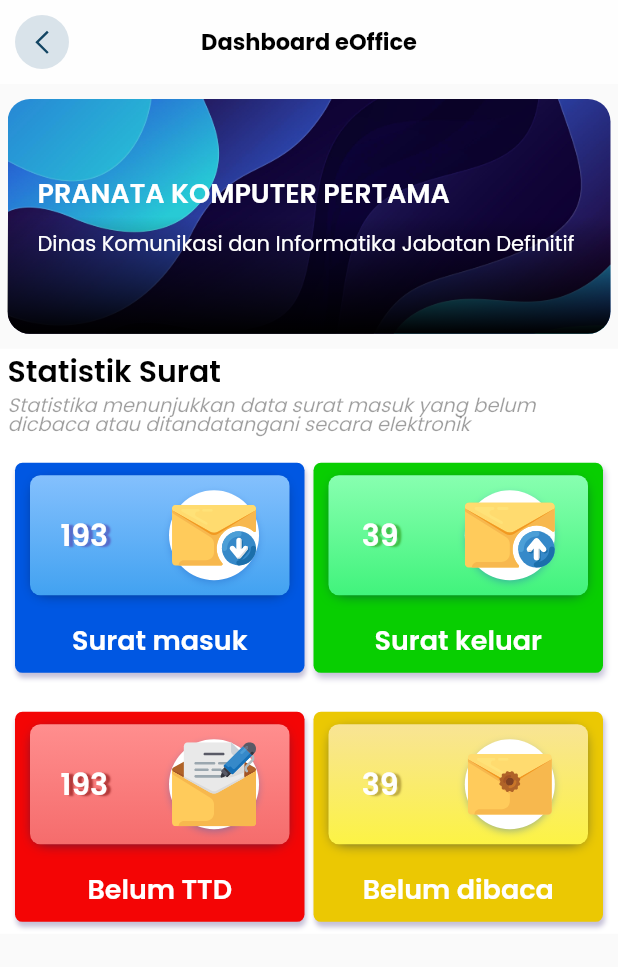
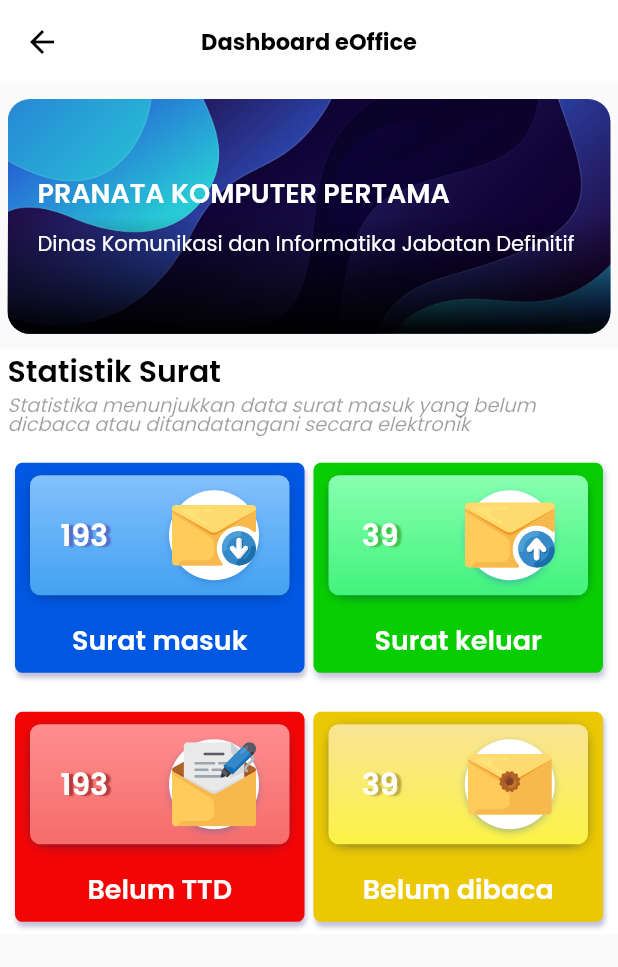
Before and after one commit to ZAZW27/eOffice, a Flutter app: the screen it shows after launch, on a phone screen of 412 x 824 dp. Shown: the top 967 px of the screen. Run offline on Flutter 3.47's test engine with Material 2 defaults, Android fonts, the light colour scheme and no system bars; our stand-ins replace flutter_svg.

Commit message:
optimize the code to bremove the redundancy

```diff
--- a/lib/main.dart
+++ b/lib/main.dart
@@ -14,7 +14,7 @@ class MyApp extends StatelessWidget {
     return MaterialApp(
       debugShowCheckedModeBanner: false,
       theme: ThemeData(fontFamily: 'Poppins'),
-      home: HomePage(),
+      home: Dashboard(),
     );
   }
 }
--- a/lib/pages/dashboard.dart
+++ b/lib/pages/dashboard.dart
@@ -1,16 +1,17 @@
 import 'dart:ui';
 
+import 'package:eoffice/pages/data_surat.dart';
 import 'package:flutter/material.dart';
 import 'package:flutter_svg/flutter_svg.dart';
 
-class HomePage extends StatefulWidget {
-  const HomePage({super.key});
+class Dashboard extends StatefulWidget {
+  const Dashboard({super.key});
 
   @override
-  State<HomePage> createState() => _HomePageState();
+  State<Dashboard> createState() => _DashboardState();
 }
 
-class _HomePageState extends State<HomePage> {
+class _DashboardState extends State<Dashboard> {
   @override
   Widget build(BuildContext context) {
     final contentWidth = MediaQuery.of(context).size.height * 1.5;
@@ -86,7 +87,9 @@ class _HomePageState extends State<HomePage> {
                             flex: 1,
                             child: InkWell(
                               // On tap function
-                              onTap: (){},
+                              onTap: () {
+                                Navigator.of(context).push(MaterialPageRoute(builder: (context) => const DataSuratPage()));
+                              },
                               child: Container(
                                 height: 140,
                                 margin: const EdgeInsets.only(left: 10, right: 3, ),
@@ -111,9 +114,7 @@ class _HomePageState extends State<HomePage> {
                                       padding: const EdgeInsets.only(left: 10, right: 10),
                                       child: Container(
                                         height: 80,
-
                                         decoration: BoxDecoration(
-
                                           gradient: const LinearGradient(
                                             colors: [Color.fromARGB(255, 132, 192, 253), Color.fromARGB(255, 66, 162, 241)], // Define your gradient colors
                                             begin: Alignment.topCenter, // Adjust the starting point
@@ -132,8 +133,7 @@ class _HomePageState extends State<HomePage> {
                                         child: Row(
                                           mainAxisAlignment: MainAxisAlignment.spaceAround,
                                           children: [
-                                            Container(
-                                              child: Text('193',
+                                            const Text('193',
                                               style: TextStyle(
                                                 color: Color.fromARGB(255, 255, 255, 255),
                                                 fontWeight: FontWeight.w600,
@@ -145,7 +145,6 @@ class _HomePageState extends State<HomePage> {
                                                     blurRadius: 1, // Shadow blur radius
                                                   ),
                                                 ],
-                                                ),
                                               ),
                                             ),
                                             Container(
@@ -196,13 +195,13 @@ class _HomePageState extends State<HomePage> {
                               onTap: () {
                               },
                               child: AnimatedContainer(
-                                duration: Duration(milliseconds: 100),
+                                duration: const Duration(milliseconds: 100),
                                 child: Container(
                                   height: 140,
                                   margin: const EdgeInsets.only(left: 3, right: 10 ),
                                   decoration: BoxDecoration(
                                     color: const Color.fromARGB(255, 8, 206, 1),
-                                    boxShadow: [
+                                    boxShadow: const [
                                       BoxShadow(
                                         color: Color.fromARGB(80, 71, 56, 129), // Shadow color
                                         offset: Offset(1, 3), // Offset of the shadow
@@ -229,7 +228,7 @@ class _HomePageState extends State<HomePage> {
                                             ),
 
                                             borderRadius: BorderRadius.circular(7),
-                                            boxShadow: [
+                                            boxShadow: const [
                                               BoxShadow(
                                                 color: Color.fromARGB(195, 8, 38, 86), // Shadow color
                                                 offset: Offset(0, 2), // Offset of the shadow
@@ -241,8 +240,7 @@ class _HomePageState extends State<HomePage> {
                                           child: Row(
                                             mainAxisAlignment: MainAxisAlignment.spaceAround,
                                             children: [
-                                              Container(
-                                                child: Text('39',
+                                              const Text('39',
                                                 style: TextStyle(
                                                   color: Color.fromARGB(255, 255, 255, 255),
                                                   fontWeight: FontWeight.w600,
@@ -254,7 +252,6 @@ class _HomePageState extends State<HomePage> {
                                                       blurRadius: 1, // Shadow blur radius
                                                     ),
                                                   ],
-                                                  ),
                                                 ),
                                               ),
                                               Container(
@@ -273,7 +270,7 @@ class _HomePageState extends State<HomePage> {
                                                   ],
                                                 ),
                                                 child: Padding(
-                                                  padding: EdgeInsets.all(0),
+                                                  padding: const EdgeInsets.all(0),
                                                   child: SvgPicture.asset(
                                                     'assets/icons/surat-keluar.svg'
                                                   ),
@@ -334,11 +331,11 @@ class _HomePageState extends State<HomePage> {
                                   mainAxisAlignment: MainAxisAlignment.spaceAround,
                                   children: [
                                     Padding(
-                                      padding: EdgeInsets.only(left: 10, right: 10), // Decrease padding on tap
+                                      padding: const EdgeInsets.only(left: 10, right: 10), // Decrease padding on tap
                                       child: Container(
                                         height: 80,
                                         decoration: BoxDecoration(
-                                          gradient: LinearGradient(
+                                          gradient: const LinearGradient(
                                             colors: [Color.fromARGB(255, 255, 142, 142), Color.fromARGB(255, 245, 108, 108)],
                                             begin: Alignment.topCenter,
                                             end: Alignment.bottomCenter,
@@ -356,8 +353,7 @@ class _HomePageState extends State<HomePage> {
                                         child: Row(
                                           mainAxisAlignment: MainAxisAlignment.spaceAround,
                                           children: [
-                                            Container(
-                                              child: Text('193',
+                                            const Text('193',
                                               style: TextStyle(
                                                 color: Color.fromARGB(255, 255, 255, 255),
                                                 fontWeight: FontWeight.w600,
@@ -369,7 +365,6 @@ class _HomePageState extends State<HomePage> {
                                                     blurRadius: 1,
                                                   ),
                                                 ],
-                                                ),
                                               ),
                                             ),
                                             Container(
@@ -463,8 +458,7 @@ class _HomePageState extends State<HomePage> {
                                         child: Row(
                                           mainAxisAlignment: MainAxisAlignment.spaceAround,
                                           children: [
-                                            Container(
-                                              child: Text('39',
+                                            const Text('39',
                                               style: TextStyle(
                                                 color: Color.fromARGB(255, 255, 255, 255),
                                                 fontWeight: FontWeight.w600,
@@ -476,7 +470,6 @@ class _HomePageState extends State<HomePage> {
                                                     blurRadius: 1, // Shadow blur radius
                                                   ),
                                                 ],
-                                                ),
                                               ),
                                             ),
                                             Container(
@@ -618,21 +611,17 @@ class _HomePageState extends State<HomePage> {
       ),
       // adjust the style to the app bar
       elevation: 0.0,
-      backgroundColor: Color.fromARGB(255, 255, 255, 255).withOpacity(0.7),
+      backgroundColor: const Color.fromARGB(100, 255, 255, 255).withOpacity(0.7),
       centerTitle: true,
       // add the arrow icons to the app bar
-      leading: InkWell(
-        onTap: (){},
-        child: Container(
-          margin: const EdgeInsets.all(10),
-          decoration: BoxDecoration(
-            color: Color.fromARGB(255, 202, 215, 225).withOpacity(0.7),
-            borderRadius: BorderRadius.circular(29)
+      leading: IconButton(
+        icon: const Icon(
+          Icons.arrow_back,
+          color: Colors.black,
         ),
-          child: SvgPicture.asset(
-            'assets/icons/left-arrow.svg',
-          ),
-        ),
+        onPressed: () {
+          // Tambahkan kode untuk menangani ketika tombol panah kembali ditekan.
+        },
       ),
     );
   }
```
Also changed, not shown: lib/pages/data_surat.dart (+28 -20 lines). Lines whose indentation alone changed are shown as unchanged.
